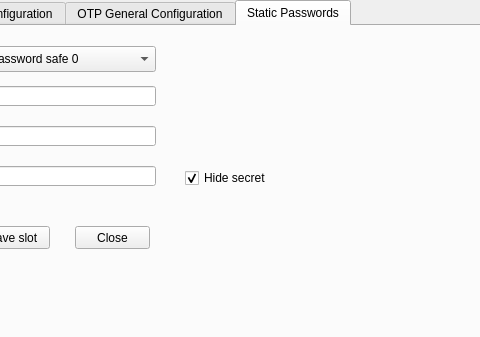
First picture: the form in mainwindow.ui, repository Nitrokey/nitrokey-app, before the edit; both pictures show x 157 to 637 and y 0 to 337 of the 637 by 550 pixel window.
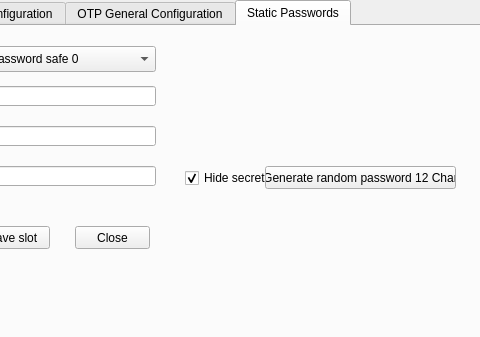
Second picture: the form after the edit. Icons and pictures are not drawn.

Commit message: Pre 0.7b New features - Password safe - generate random password Optimization - Call qsrand for every qrand usage

Diff of the .ui file:
```diff
--- a/mainwindow.ui
+++ b/mainwindow.ui
@@ -1165,6 +1165,19 @@
        <bool>true</bool>
       </property>
      </widget>
+     <widget class="QPushButton" name="PWS_ButtonCreatePW">
+      <property name="geometry">
+       <rect>
+        <x>420</x>
+        <y>140</y>
+        <width>191</width>
+        <height>23</height>
+       </rect>
+      </property>
+      <property name="text">
+       <string>Generate random password 12 Char</string>
+      </property>
+     </widget>
     </widget>
    </widget>
   </widget>
```
Left out of the diff: 16 changed lines with no effect on the pictures. The commit also changes 4 other files.
